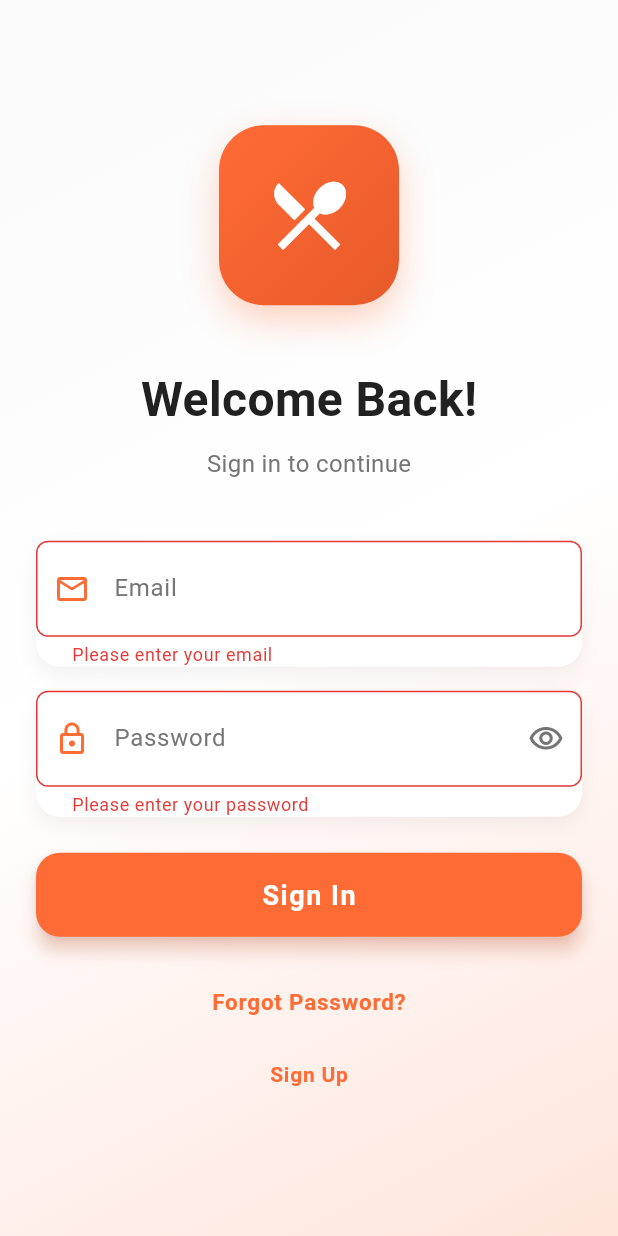
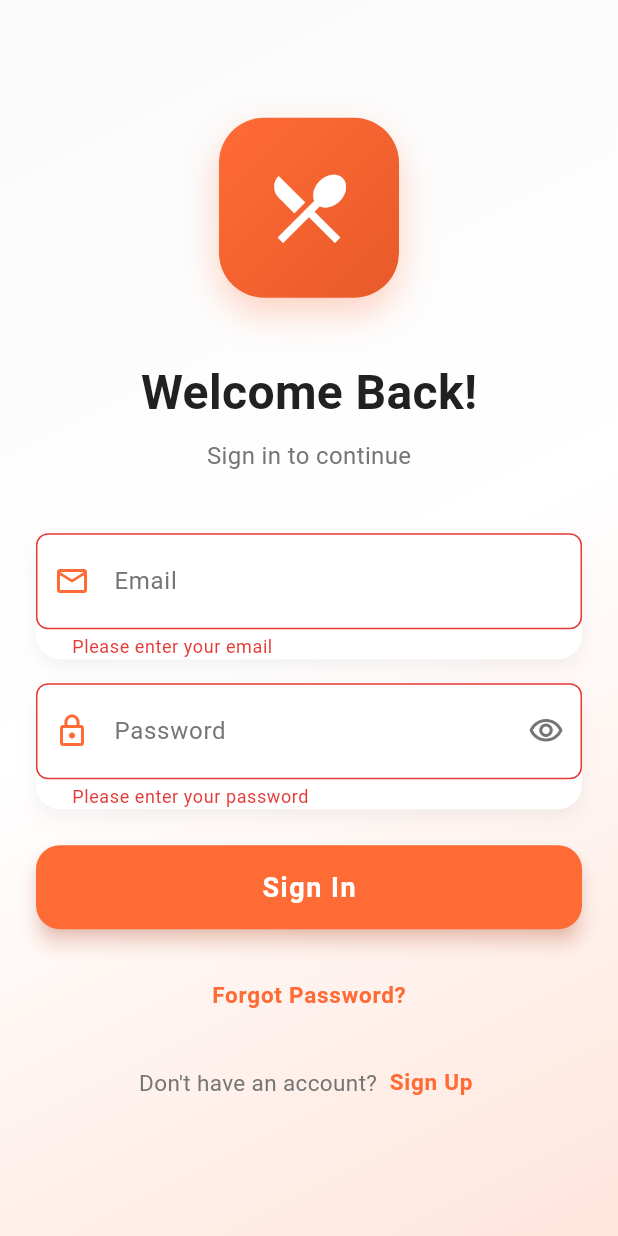
Before and after one commit to priyalpatel2709/food_Ordering_app, a Flutter app: the screen it shows after launch, after a tap on "Sign In", on a phone screen of 412 x 824 dp. Run offline on Flutter 3.47's test engine with Material 3 defaults, Android fonts, the phone set to English and light mode, and no system bars; our stand-ins replace dio, flutter_riverpod, go_router, hive, hive_flutter; accounts and stored records are empty; network calls fail.

```diff
--- a/lib/core/constants/api_constants.dart
+++ b/lib/core/constants/api_constants.dart
@@ -12,7 +12,11 @@ class ApiConstants {
   static const String menuEndpoint = '/menu';
   static const String menuCurrentEndpoint = '/current';
 
+  //orders
+  static const String orders = 'orders';
+
   // Full URLs
   static String get loginUrl => '$baseUrl$loginEndpoint';
   static String get menuCurrentUrl => '$baseUrl$menuCurrentEndpoint';
+  static String get ordersUrl => '$baseUrl$orders';
 }
--- a/lib/core/models/user.dart
+++ b/lib/core/models/user.dart
@@ -33,7 +33,7 @@ class User extends HiveObject {
       name: json['name'] as String,
       email: json['email'] as String,
       token: json['token'] as String,
-      restaurantsId: json['restaurantsId'] as String?,
+      restaurantsId: json['restaurantId'] as String?,
     );
   }
 
@@ -43,7 +43,7 @@ class User extends HiveObject {
       'name': name,
       'email': email,
       'token': token,
-      'restaurantsId': restaurantsId,
+      'restaurantId': restaurantsId,
     };
   }
 
--- a/lib/core/services/auth_service.dart
+++ b/lib/core/services/auth_service.dart
@@ -11,7 +11,10 @@ class AuthService {
   final ApiService _apiService = ApiService();
 
   /// Login with email and password
-  Future<AuthResult> login(String email, String password) async {
+  Future<AuthResult> login({
+    required String email,
+    required String password,
+  }) async {
     try {
       final response = await _apiService.post(
         '${ApiConstants.v1}${ApiConstants.user}${ApiConstants.loginEndpoint}',
--- a/lib/features/authentication/presentation/pages/login_page.dart
+++ b/lib/features/authentication/presentation/pages/login_page.dart
@@ -1,25 +1,25 @@
-import 'dart:developer';
-
 import 'package:flutter/material.dart';
-import 'package:flutter_riverpod/flutter_riverpod.dart';
 import 'package:go_router/go_router.dart';
 import '../../../../core/constants/route_constants.dart';
+import '../../../../core/services/auth_service.dart';
+import '../../../../core/services/storage_service.dart';
 import '../../../../shared/theme/app_colors.dart';
-import '../providers/auth_provider.dart';
 
-class LoginPage extends ConsumerStatefulWidget {
+class LoginPage extends StatefulWidget {
   const LoginPage({super.key});
 
   @override
-  ConsumerState<LoginPage> createState() => _LoginPageState();
+  State<LoginPage> createState() => _LoginPageState();
 }
 
-class _LoginPageState extends ConsumerState<LoginPage>
-    with TickerProviderStateMixin {
+class _LoginPageState extends State<LoginPage> with TickerProviderStateMixin {
   final _formKey = GlobalKey<FormState>();
   final _emailController = TextEditingController();
   final _passwordController = TextEditingController();
+  final AuthService _authService = AuthService();
+  final StorageService _storageService = StorageService();
 
+  bool _isLoading = false;
   bool _obscurePassword = true;
   late AnimationController _fadeController;
   late Animation<double> _fadeAnimation;
@@ -57,9 +57,41 @@ class _LoginPageState extends ConsumerState<LoginPage>
       return;
     }
 
-    await ref
-        .read(authNotifierProvider.notifier)
-        .login(_emailController.text.trim(), _passwordController.text);
+    setState(() {
+      _isLoading = true;
+    });
+
+    try {
+      final result = await _authService.login(
+        email: _emailController.text.trim(),
+        password: _passwordController.text,
+      );
+
+      if (!mounted) return;
+
+      if (result.isSuccess && result.user != null) {
+        await _storageService.saveUser(result.user!);
+
+        if (!mounted) return;
+
+        _showSuccessSnackBar('Login successful!');
+        await Future.delayed(const Duration(milliseconds: 500));
+
+        if (!mounted) return;
+        context.go(RouteConstants.home);
+      } else {
+        _showErrorSnackBar(result.error ?? 'Login failed');
+      }
+    } catch (e) {
+      if (!mounted) return;
+      _showErrorSnackBar('An error occurred: ${e.toString()}');
+    } finally {
+      if (mounted) {
+        setState(() {
+          _isLoading = false;
+        });
+      }
+    }
   }
 
   void _showErrorSnackBar(String message) {
@@ -86,28 +118,6 @@ class _LoginPageState extends ConsumerState<LoginPage>
 
   @override
   Widget build(BuildContext context) {
-    // Listen to auth state changes
-    ref.listen<AuthState>(authNotifierProvider, (previous, next) {
-      switch (next) {
-        case AuthAuthenticated(:final user):
-          // _showSuccessSnackBar('Login successful!');
-
-          log('message ${user.name}');
-          Future.delayed(const Duration(milliseconds: 500), () {
-            if (mounted) {
-              context.go(RouteConstants.home);
-            }
-          });
-        case AuthError(:final message):
-          _showErrorSnackBar(message);
-        default:
-          break;
-      }
-    });
-
-    final authState = ref.watch(authNotifierProvider);
-    final isLoading = authState is AuthLoading;
-
     return Scaffold(
       body: Container(
         decoration: const BoxDecoration(
@@ -136,18 +146,11 @@ class _LoginPageState extends ConsumerState<LoginPage>
                     const SizedBox(height: 40),
                     _buildLoginForm(),
                     const SizedBox(height: 24),
-                    _buildLoginButton(isLoading),
+                    _buildLoginButton(),
                     const SizedBox(height: 20),
                     _buildForgotPassword(),
-                    TextButton(
-                      onPressed: () {
-                        context.push(RouteConstants.signin);
-                      },
-                      child: const Text(
-                        'Sign Up',
-                        style: TextStyle(color: AppColors.primary),
-                      ),
-                    ),
+                    const SizedBox(height: 10),
+                    _buildSignUpLink(),
                   ],
                 ),
               ),
@@ -315,12 +318,12 @@ class _LoginPageState extends ConsumerState<LoginPage>
     );
   }
 
-  Widget _buildLoginButton(bool isLoading) {
+  Widget _buildLoginButton() {
     return SizedBox(
       width: double.infinity,
       height: 56,
       child: ElevatedButton(
-        onPressed: isLoading ? null : _handleLogin,
+        onPressed: _isLoading ? null : _handleLogin,
         style: ElevatedButton.styleFrom(
           backgroundColor: AppColors.primary,
           foregroundColor: AppColors.white,
@@ -330,7 +333,7 @@ class _LoginPageState extends ConsumerState<LoginPage>
           elevation: 5,
           shadowColor: AppColors.primary.withValues(alpha: 0.5),
         ),
-        child: isLoading
+        child: _isLoading
             ? const SizedBox(
                 height: 24,
                 width: 24,
@@ -366,4 +369,32 @@ class _LoginPageState extends ConsumerState<LoginPage>
       ),
     );
   }
+
+  Widget _buildSignUpLink() {
+    return Row(
+      mainAxisAlignment: MainAxisAlignment.center,
+      children: [
+        const Text(
+          "Don't have an account? ",
+          style: TextStyle(color: AppColors.textSecondary, fontSize: 15),
+        ),
+        TextButton(
+          onPressed: () {
+            context.push(RouteConstants.signin);
+          },
+          style: TextButton.styleFrom(
+            padding: const EdgeInsets.symmetric(horizontal: 4),
+          ),
+          child: const Text(
+            'Sign Up',
+            style: TextStyle(
+              color: AppColors.primary,
+              fontSize: 15,
+              fontWeight: FontWeight.w600,
+            ),
+          ),
+        ),
+      ],
+    );
+  }
 }
```
Also changed, not shown: lib/core/network/dio_client.dart (+11 -3 lines), lib/core/services/storage_service.dart (+11 -0 lines), lib/features/cart/presentation/pages/cart_page.dart (+118 -14 lines), lib/features/order/data/datasources/order_remote_data_source.dart (added, +62 -0 lines), lib/features/order/data/repositories/order_repository.dart (added, +21 -0 lines), lib/features/order/domain/entities/order_entity.dart (added, +264 -0 lines), lib/features/order/presentation/providers/order_provider.dart (added, +72 -0 lines).
